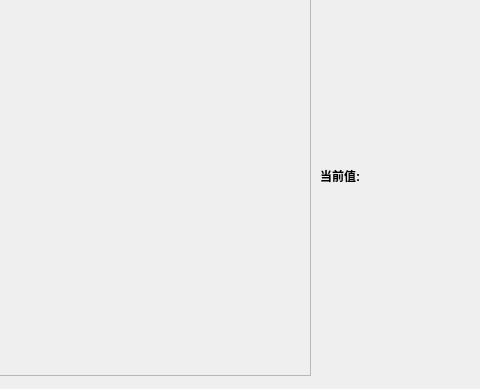
Before: the Qt Designer form myValueControl/frmmain.ui in gao540166030/hello-world, drawn with Qt 5; both pictures show x 220 to 700 and y 125 to 514 of the 700 by 514 pixel window.
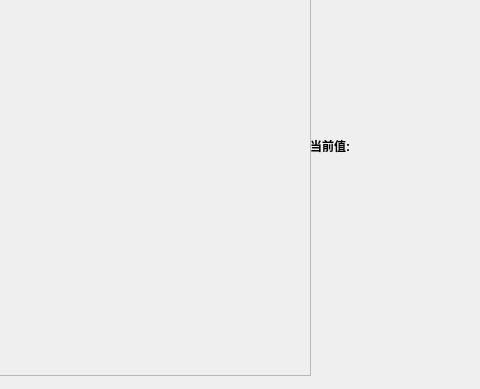
After: the same form once the commit is applied.

Patch:
```diff
--- a/myValueControl/frmmain.ui
+++ b/myValueControl/frmmain.ui
@@ -48,8 +48,8 @@
   <widget class="QLabel" name="labValue">
    <property name="geometry">
     <rect>
-     <x>540</x>
-     <y>290</y>
+     <x>530</x>
+     <y>260</y>
      <width>151</width>
      <height>21</height>
     </rect>
```
